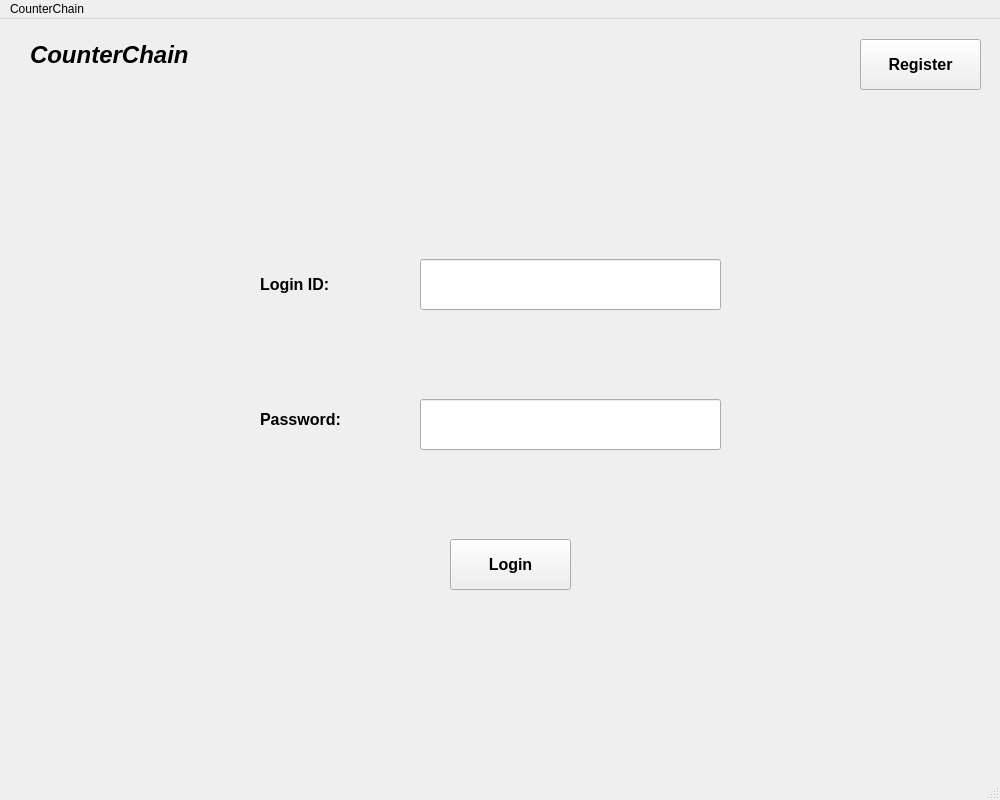
First picture: the form in login.ui, repository shubham0298/CounterChain, before the edit.
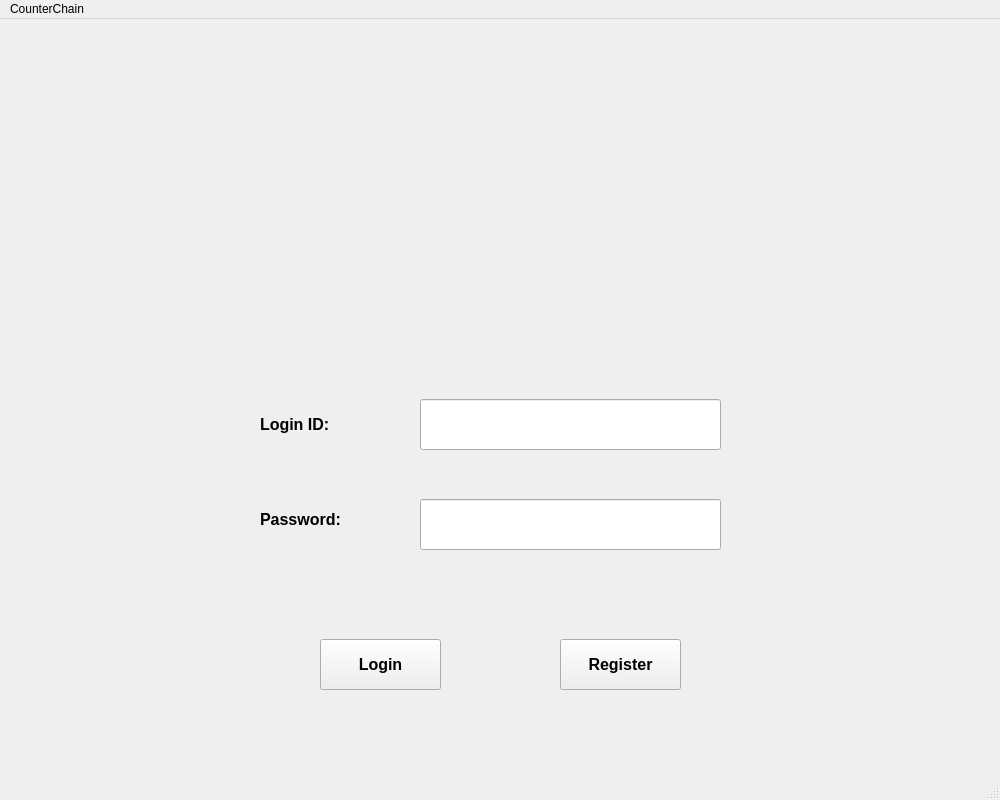
Second picture: the form after the edit. Icons and pictures are not drawn.

Commit message: Modify Login window

```diff
--- a/login.ui
+++ b/login.ui
@@ -30,7 +30,7 @@
     <property name="geometry">
      <rect>
       <x>260</x>
-      <y>360</y>
+      <y>460</y>
       <width>131</width>
       <height>81</height>
      </rect>
@@ -53,7 +53,7 @@
     <property name="geometry">
      <rect>
       <x>260</x>
-      <y>240</y>
+      <y>380</y>
       <width>101</width>
       <height>51</height>
      </rect>
@@ -75,8 +75,8 @@
    <widget class="QPushButton" name="login">
     <property name="geometry">
      <rect>
-      <x>450</x>
-      <y>520</y>
+      <x>320</x>
+      <y>620</y>
       <width>121</width>
       <height>51</height>
      </rect>
@@ -98,8 +98,8 @@
    <widget class="QPushButton" name="register_2">
     <property name="geometry">
      <rect>
-      <x>860</x>
-      <y>20</y>
+      <x>560</x>
+      <y>620</y>
       <width>121</width>
       <height>51</height>
      </rect>
@@ -122,7 +122,7 @@
     <property name="geometry">
      <rect>
       <x>420</x>
-      <y>380</y>
+      <y>480</y>
       <width>301</width>
       <height>51</height>
      </rect>
@@ -143,7 +143,7 @@
     <property name="geometry">
      <rect>
       <x>420</x>
-      <y>240</y>
+      <y>380</y>
       <width>301</width>
       <height>51</height>
      </rect>
@@ -157,35 +157,11 @@
      <set>Qt::ImhNone</set>
     </property>
    </widget>
-   <widget class="QLabel" name="label_3">
-    <property name="geometry">
-     <rect>
-      <x>30</x>
-      <y>0</y>
-      <width>211</width>
-      <height>71</height>
-     </rect>
-    </property>
-    <property name="font">
-     <font>
-      <pointsize>18</pointsize>
-      <weight>75</weight>
-      <italic>true</italic>
-      <bold>true</bold>
-     </font>
-    </property>
-    <property name="cursor">
-     <cursorShape>IBeamCursor</cursorShape>
-    </property>
-    <property name="text">
-     <string>CounterChain</string>
-    </property>
-   </widget>
    <widget class="QLabel" name="statusLabel">
     <property name="geometry">
      <rect>
       <x>60</x>
-      <y>180</y>
+      <y>310</y>
       <width>871</width>
       <height>30</height>
      </rect>
@@ -206,6 +182,25 @@
      <set>Qt::AlignCenter</set>
     </property>
    </widget>
+   <widget class="QLabel" name="label_3">
+    <property name="geometry">
+     <rect>
+      <x>360</x>
+      <y>50</y>
+      <width>341</width>
+      <height>241</height>
+     </rect>
+    </property>
+    <property name="text">
+     <string/>
+    </property>
+    <property name="pixmap">
+     <pixmap resource="icon.qrc">:/icon/logo.png</pixmap>
+    </property>
+    <property name="scaledContents">
+     <bool>true</bool>
+    </property>
+   </widget>
   </widget>
   <widget class="QMenuBar" name="menubar">
    <property name="geometry">
```
Left out of the diff: 4 changed lines with no effect on the pictures. The commit also changes 8 other files.
